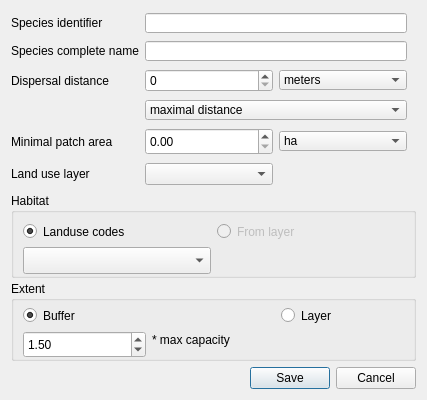
First picture: the form in ui/species_dialog.ui, repository MathieuChailloux/MitiConnect, before the edit.
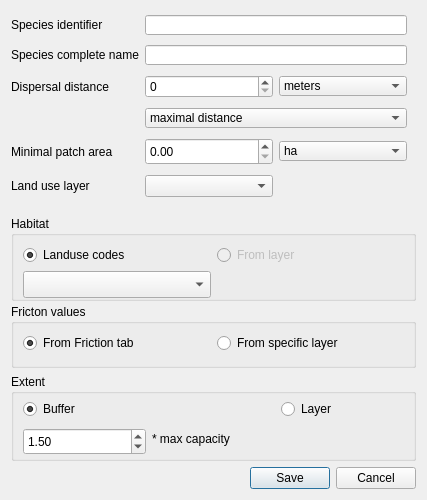
Second picture: the form after the edit. Custom widgets are drawn as their Qt base class.

Commit message: Friction specific layer option

Patch:
```diff
--- a/ui/species_dialog.ui
+++ b/ui/species_dialog.ui
@@ -7,7 +7,7 @@
     <x>0</x>
     <y>0</y>
     <width>427</width>
-    <height>400</height>
+    <height>500</height>
    </rect>
   </property>
   <property name="sizePolicy">
@@ -19,7 +19,7 @@
   <property name="minimumSize">
    <size>
     <width>0</width>
-    <height>400</height>
+    <height>500</height>
    </size>
   </property>
   <property name="maximumSize">
@@ -32,7 +32,7 @@
    <string>Define new species</string>
   </property>
   <layout class="QGridLayout" name="gridLayout">
-   <item row="3" column="0">
+   <item row="5" column="0">
     <widget class="QDialogButtonBox" name="buttonBox">
      <property name="orientation">
       <enum>Qt::Horizontal</enum>
@@ -42,6 +42,195 @@
      </property>
     </widget>
    </item>
+   <item row="1" column="0">
+    <widget class="QGroupBox" name="groupBox_2">
+     <property name="sizePolicy">
+      <sizepolicy hsizetype="Preferred" vsizetype="Fixed">
+       <horstretch>0</horstretch>
+       <verstretch>0</verstretch>
+      </sizepolicy>
+     </property>
+     <property name="minimumSize">
+      <size>
+       <width>0</width>
+       <height>85</height>
+      </size>
+     </property>
+     <property name="maximumSize">
+      <size>
+       <width>16777215</width>
+       <height>78</height>
+      </size>
+     </property>
+     <property name="title">
+      <string>Habitat</string>
+     </property>
+     <layout class="QGridLayout" name="gridLayout_4">
+      <property name="bottomMargin">
+       <number>6</number>
+      </property>
+      <item row="0" column="0">
+       <widget class="QRadioButton" name="habitatCodesMode">
+        <property name="sizePolicy">
+         <sizepolicy hsizetype="Preferred" vsizetype="Fixed">
+          <horstretch>0</horstretch>
+          <verstretch>0</verstretch>
+         </sizepolicy>
+        </property>
+        <property name="text">
+         <string>Landuse codes</string>
+        </property>
+        <property name="checked">
+         <bool>true</bool>
+        </property>
+       </widget>
+      </item>
+      <item row="0" column="1">
+       <widget class="QRadioButton" name="habitatLayerMode">
+        <property name="enabled">
+         <bool>false</bool>
+        </property>
+        <property name="sizePolicy">
+         <sizepolicy hsizetype="Preferred" vsizetype="Fixed">
+          <horstretch>0</horstretch>
+          <verstretch>0</verstretch>
+         </sizepolicy>
+        </property>
+        <property name="text">
+         <string>From layer</string>
+        </property>
+       </widget>
+      </item>
+      <item row="1" column="0">
+       <widget class="QgsCheckableComboBox" name="habitatCodes">
+        <property name="sizePolicy">
+         <sizepolicy hsizetype="Preferred" vsizetype="Fixed">
+          <horstretch>0</horstretch>
+          <verstretch>20</verstretch>
+         </sizepolicy>
+        </property>
+        <property name="minimumSize">
+         <size>
+          <width>0</width>
+          <height>27</height>
+         </size>
+        </property>
+       </widget>
+      </item>
+      <item row="1" column="1">
+       <widget class="QgsFileWidget" name="habitatLayer">
+        <property name="enabled">
+         <bool>false</bool>
+        </property>
+        <property name="minimumSize">
+         <size>
+          <width>0</width>
+          <height>27</height>
+         </size>
+        </property>
+       </widget>
+      </item>
+     </layout>
+    </widget>
+   </item>
+   <item row="4" column="0">
+    <widget class="QGroupBox" name="groupBox">
+     <property name="minimumSize">
+      <size>
+       <width>0</width>
+       <height>80</height>
+      </size>
+     </property>
+     <property name="maximumSize">
+      <size>
+       <width>16777215</width>
+       <height>16777215</height>
+      </size>
+     </property>
+     <property name="title">
+      <string>Extent</string>
+     </property>
+     <layout class="QGridLayout" name="gridLayout_2">
+      <property name="topMargin">
+       <number>5</number>
+      </property>
+      <property name="bottomMargin">
+       <number>6</number>
+      </property>
+      <item row="1" column="2">
+       <widget class="QgsFileWidget" name="speciesExtentLayer">
+        <property name="enabled">
+         <bool>false</bool>
+        </property>
+        <property name="minimumSize">
+         <size>
+          <width>0</width>
+          <height>20</height>
+         </size>
+        </property>
+       </widget>
+      </item>
+      <item row="0" column="0">
+       <widget class="QRadioButton" name="speciesBufferMode">
+        <property name="text">
+         <string>Buffer</string>
+        </property>
+        <property name="checked">
+         <bool>true</bool>
+        </property>
+       </widget>
+      </item>
+      <item row="0" column="2">
+       <widget class="QRadioButton" name="speciesLayerMode">
+        <property name="text">
+         <string>Layer</string>
+        </property>
+       </widget>
+      </item>
+      <item row="1" column="0">
+       <widget class="QgsDoubleSpinBox" name="speciesExtentBuffer">
+        <property name="minimumSize">
+         <size>
+          <width>100</width>
+          <height>27</height>
+         </size>
+        </property>
+        <property name="maximumSize">
+         <size>
+          <width>16777215</width>
+          <height>20</height>
+         </size>
+        </property>
+        <property name="value">
+         <double>1.500000000000000</double>
+        </property>
+       </widget>
+      </item>
+      <item row="1" column="1">
+       <widget class="QLabel" name="label_7">
+        <property name="minimumSize">
+         <size>
+          <width>0</width>
+          <height>0</height>
+         </size>
+        </property>
+        <property name="maximumSize">
+         <size>
+          <width>16777215</width>
+          <height>16777215</height>
+         </size>
+        </property>
+        <property name="text">
+         <string>* max capacity</string>
+        </property>
+        <property name="scaledContents">
+         <bool>true</bool>
+        </property>
+       </widget>
+      </item>
+     </layout>
+    </widget>
+   </item>
    <item row="0" column="0">
     <widget class="QFrame" name="frame">
      <property name="sizePolicy">
@@ -76,7 +265,7 @@
        <number>0</number>
       </property>
       <property name="bottomMargin">
-       <number>9</number>
+       <number>6</number>
       </property>
       <item row="2" column="2">
        <widget class="QComboBox" name="speciesDispUnit">
@@ -308,135 +497,19 @@
      </layout>
     </widget>
    </item>
-   <item row="2" column="0">
-    <widget class="QGroupBox" name="groupBox">
-     <property name="minimumSize">
-      <size>
-       <width>0</width>
-       <height>80</height>
-      </size>
-     </property>
-     <property name="maximumSize">
-      <size>
-       <width>16777215</width>
-       <height>16777215</height>
-      </size>
-     </property>
+   <item row="3" column="0">
+    <widget class="QGroupBox" name="groupBox_3">
      <property name="title">
-      <string>Extent</string>
+      <string>Fricton values</string>
      </property>
-     <layout class="QGridLayout" name="gridLayout_2">
-      <property name="topMargin">
-       <number>5</number>
+     <layout class="QGridLayout" name="gridLayout_5">
+      <property name="bottomMargin">
+       <number>6</number>
       </property>
-      <item row="1" column="2">
-       <widget class="QgsFileWidget" name="speciesExtentLayer">
-        <property name="enabled">
-         <bool>false</bool>
-        </property>
-        <property name="minimumSize">
-         <size>
-          <width>0</width>
-          <height>20</height>
-         </size>
-        </property>
-       </widget>
-      </item>
       <item row="0" column="0">
-       <widget class="QRadioButton" name="speciesBufferMode">
+       <widget class="QRadioButton" name="frictionTabOpt">
         <property name="text">
-         <string>Buffer</string>
-        </property>
-        <property name="checked">
-         <bool>true</bool>
-        </property>
-       </widget>
-      </item>
-      <item row="0" column="2">
-       <widget class="QRadioButton" name="speciesLayerMode">
-        <property name="text">
-         <string>Layer</string>
-        </property>
-       </widget>
-      </item>
-      <item row="1" column="0">
-       <widget class="QgsDoubleSpinBox" name="speciesExtentBuffer">
-        <property name="minimumSize">
-         <size>
-          <width>100</width>
-          <height>27</height>
-         </size>
-        </property>
-        <property name="maximumSize">
-         <size>
-          <width>16777215</width>
-          <height>20</height>
-         </size>
-        </property>
-        <property name="value">
-         <double>1.500000000000000</double>
-        </property>
-       </widget>
-      </item>
-      <item row="1" column="1">
-       <widget class="QLabel" name="label_7">
-        <property name="minimumSize">
-         <size>
-          <width>0</width>
-          <height>0</height>
-         </size>
-        </property>
-        <property name="maximumSize">
-         <size>
-          <width>16777215</width>
-          <height>16777215</height>
-         </size>
-        </property>
-        <property name="text">
-         <string>* max capacity</string>
-        </property>
-        <property name="scaledContents">
-         <bool>true</bool>
-        </property>
-       </widget>
-      </item>
-     </layout>
-    </widget>
-   </item>
-   <item row="1" column="0">
-    <widget class="QGroupBox" name="groupBox_2">
-     <property name="sizePolicy">
-      <sizepolicy hsizetype="Preferred" vsizetype="Fixed">
-       <horstretch>0</horstretch>
-       <verstretch>0</verstretch>
-      </sizepolicy>
-     </property>
-     <property name="minimumSize">
-      <size>
-       <width>0</width>
-       <height>85</height>
-      </size>
-     </property>
-     <property name="maximumSize">
-      <size>
-       <width>16777215</width>
-       <height>78</height>
-      </size>
-     </property>
-     <property name="title">
-      <string>Habitat</string>
-     </property>
-     <layout class="QGridLayout" name="gridLayout_4">
-      <item row="0" column="0">
-       <widget class="QRadioButton" name="habitatCodesMode">
-        <property name="sizePolicy">
-         <sizepolicy hsizetype="Preferred" vsizetype="Fixed">
-          <horstretch>0</horstretch>
-          <verstretch>0</verstretch>
-         </sizepolicy>
-        </property>
-        <property name="text">
-         <string>Landuse codes</string>
+         <string>From Friction tab</string>
         </property>
         <property name="checked">
          <bool>true</bool>
@@ -444,48 +517,17 @@
        </widget>
       </item>
       <item row="0" column="1">
-       <widget class="QRadioButton" name="habitatLayerMode">
-        <property name="enabled">
-         <bool>false</bool>
-        </property>
-        <property name="sizePolicy">
-         <sizepolicy hsizetype="Preferred" vsizetype="Fixed">
-          <horstretch>0</horstretch>
-          <verstretch>0</verstretch>
-         </sizepolicy>
-        </property>
+       <widget class="QRadioButton" name="frictionLayerOpt">
         <property name="text">
-         <string>From layer</string>
-        </property>
-       </widget>
-      </item>
-      <item row="1" column="0">
-       <widget class="QgsCheckableComboBox" name="habitatCodes">
-        <property name="sizePolicy">
-         <sizepolicy hsizetype="Preferred" vsizetype="Fixed">
-          <horstretch>0</horstretch>
-          <verstretch>20</verstretch>
-         </sizepolicy>
-        </property>
-        <property name="minimumSize">
-         <size>
-          <width>0</width>
-          <height>27</height>
-         </size>
+         <string>From specific layer</string>
         </property>
        </widget>
       </item>
       <item row="1" column="1">
-       <widget class="QgsFileWidget" name="habitatLayer">
+       <widget class="QgsFileWidget" name="frictionLayer">
         <property name="enabled">
          <bool>false</bool>
         </property>
-        <property name="minimumSize">
-         <size>
-          <width>0</width>
-          <height>27</height>
-         </size>
-        </property>
        </widget>
       </item>
      </layout>
```
The commit also changes 2 other files.
